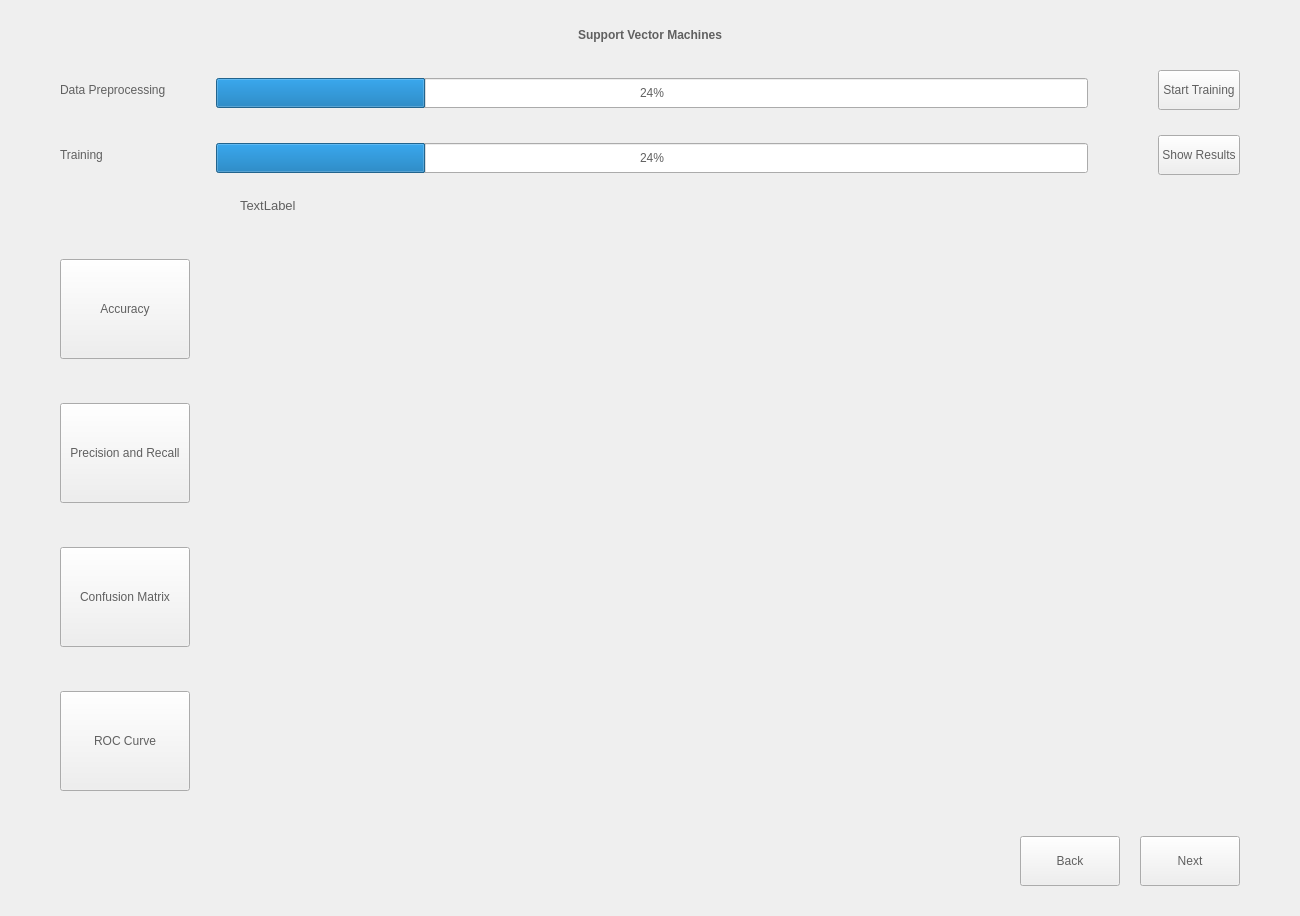
Qt form svm.ui (ancaboriceanu/Licenta) before a commit.
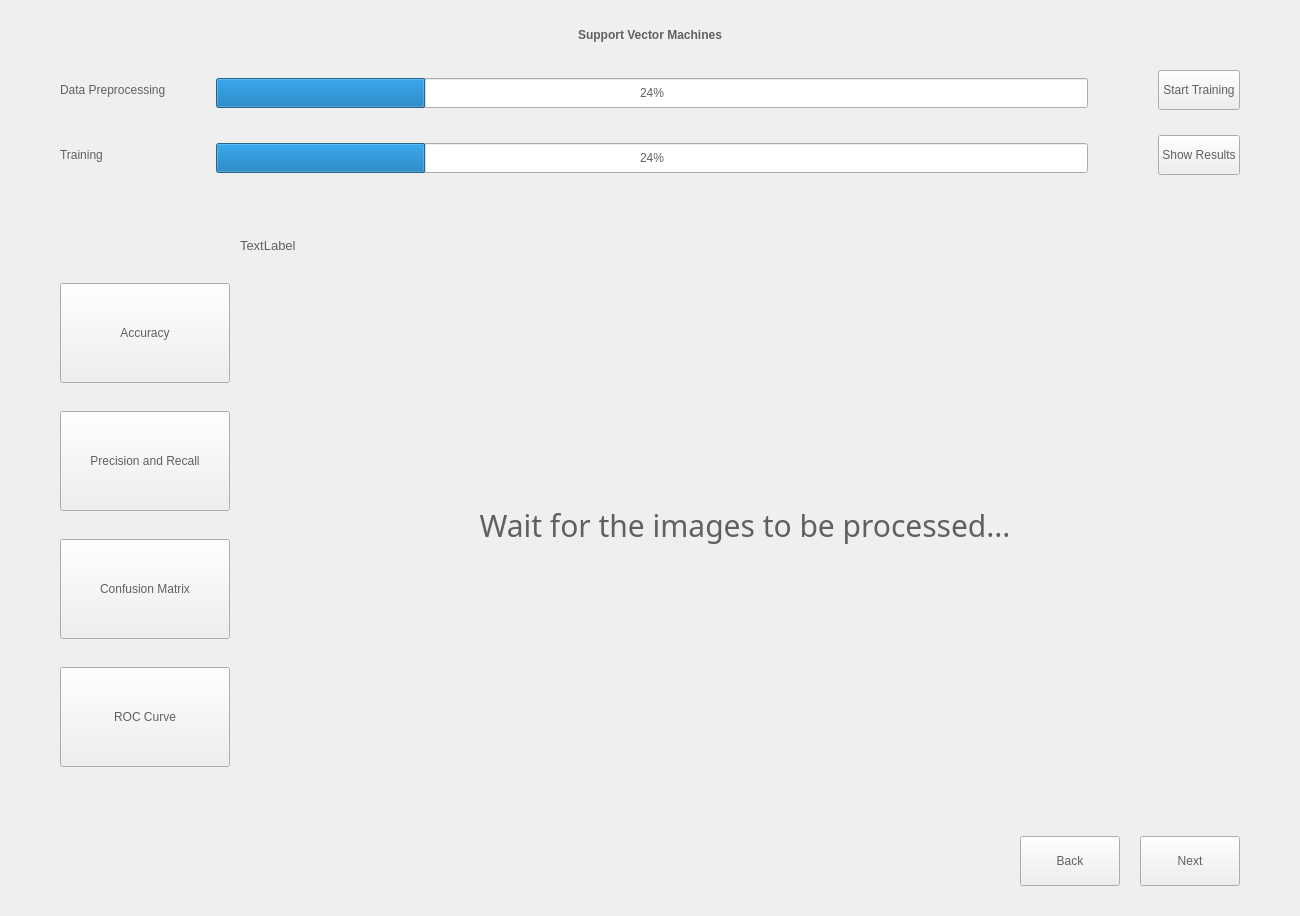
The same form after that commit.

What changed in the file:
```diff
--- a/svm.ui
+++ b/svm.ui
@@ -216,10 +216,16 @@
         <widget class="QPushButton" name="accuracyButton">
          <property name="minimumSize">
           <size>
-           <width>0</width>
+           <width>170</width>
            <height>100</height>
           </size>
          </property>
+         <property name="maximumSize">
+          <size>
+           <width>170</width>
+           <height>16777215</height>
+          </size>
+         </property>
          <property name="text">
           <string>Accuracy</string>
          </property>
@@ -229,13 +235,13 @@
         <widget class="QPushButton" name="precRecallButton">
          <property name="minimumSize">
           <size>
-           <width>0</width>
+           <width>170</width>
            <height>100</height>
           </size>
          </property>
          <property name="maximumSize">
           <size>
-           <width>16777215</width>
+           <width>170</width>
            <height>16777215</height>
           </size>
          </property>
@@ -248,10 +254,16 @@
         <widget class="QPushButton" name="confusionMatrixButton">
          <property name="minimumSize">
           <size>
-           <width>0</width>
+           <width>170</width>
            <height>100</height>
           </size>
          </property>
+         <property name="maximumSize">
+          <size>
+           <width>170</width>
+           <height>16777215</height>
+          </size>
+         </property>
          <property name="text">
           <string>Confusion Matrix</string>
          </property>
@@ -261,10 +273,16 @@
         <widget class="QPushButton" name="RocCurveButton">
          <property name="minimumSize">
           <size>
-           <width>0</width>
+           <width>170</width>
            <height>100</height>
           </size>
          </property>
+         <property name="maximumSize">
+          <size>
+           <width>170</width>
+           <height>16777215</height>
+          </size>
+         </property>
          <property name="text">
           <string>ROC Curve</string>
          </property>
@@ -273,30 +291,38 @@
       </layout>
      </item>
      <item>
+      <layout class="QGridLayout" name="gridLayout">
+       <item row="0" column="0">
       <widget class="QStackedWidget" name="resultsWidget">
        <property name="minimumSize">
         <size>
          <width>650</width>
-         <height>600</height>
+           <height>500</height>
         </size>
        </property>
        <property name="maximumSize">
         <size>
          <width>1030</width>
-         <height>700</height>
+           <height>500</height>
         </size>
        </property>
        <property name="currentIndex">
-        <number>0</number>
+          <number>4</number>
        </property>
        <widget class="QWidget" name="accPage">
+          <property name="maximumSize">
+           <size>
+            <width>16777215</width>
+            <height>500</height>
+           </size>
+          </property>
         <widget class="QWidget" name="layoutWidget">
          <property name="geometry">
           <rect>
            <x>0</x>
            <y>0</y>
-           <width>1031</width>
-           <height>601</height>
+             <width>1021</width>
+             <height>501</height>
           </rect>
          </property>
          <layout class="QHBoxLayout" name="horizontalLayout_5">
@@ -305,7 +331,7 @@
             <property name="maximumSize">
              <size>
               <width>520</width>
-              <height>600</height>
+                <height>500</height>
              </size>
             </property>
             <widget class="QWidget" name="gridLayoutWidget_6">
@@ -326,7 +352,7 @@
             <property name="maximumSize">
              <size>
               <width>520</width>
-              <height>600</height>
+                <height>500</height>
              </size>
             </property>
             <widget class="QWidget" name="gridLayoutWidget_7">
@@ -334,7 +360,7 @@
               <rect>
                <x>-1</x>
                <y>-1</y>
-               <width>511</width>
+                 <width>481</width>
                <height>601</height>
               </rect>
              </property>
@@ -406,7 +432,53 @@
          </layout>
         </widget>
        </widget>
-      </widget>
+         <widget class="QWidget" name="wait">
+          <layout class="QGridLayout" name="gridLayout_4">
+           <item row="0" column="0">
+            <widget class="QLabel" name="label_4">
+             <property name="font">
+              <font>
+               <family>Seagoe UI</family>
+               <pointsize>-1</pointsize>
+               <weight>50</weight>
+               <italic>false</italic>
+               <bold>false</bold>
+              </font>
+             </property>
+             <property name="styleSheet">
+              <string notr="true">font:30px;</string>
+             </property>
+             <property name="text">
+              <string>Wait for the images to be processed...</string>
+             </property>
+             <property name="alignment">
+              <set>Qt::AlignCenter</set>
+             </property>
+            </widget>
+           </item>
+          </layout>
+         </widget>
+         <widget class="QWidget" name="page">
+          <layout class="QGridLayout" name="gridLayout_5">
+           <item row="0" column="0">
+            <widget class="QLabel" name="label_5">
+             <property name="styleSheet">
+              <string notr="true">font:30px;</string>
+             </property>
+             <property name="text">
+              <string>Wait for training...</string>
+             </property>
+             <property name="alignment">
+              <set>Qt::AlignCenter</set>
+             </property>
+            </widget>
+           </item>
+          </layout>
+         </widget>
+         <widget class="QWidget" name="page_2"/>
+        </widget>
+       </item>
+      </layout>
      </item>
     </layout>
    </item>
```
Left out of the diff: 12 changed lines with no effect on the pictures. Lines whose indentation alone changed are shown as unchanged.
